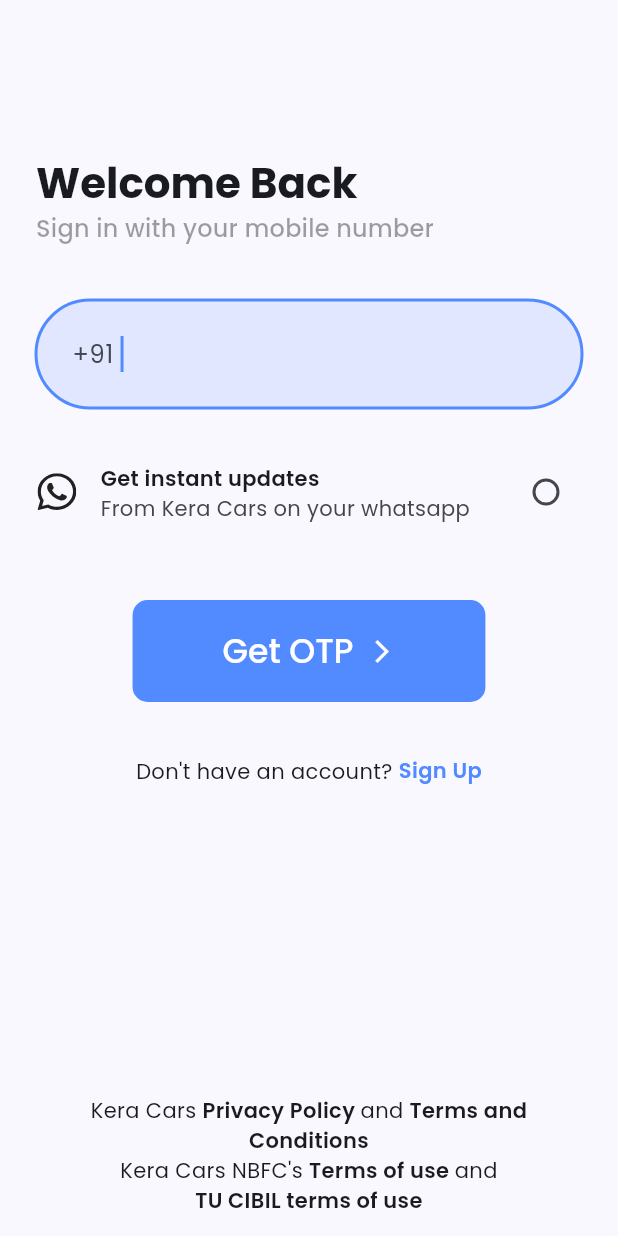
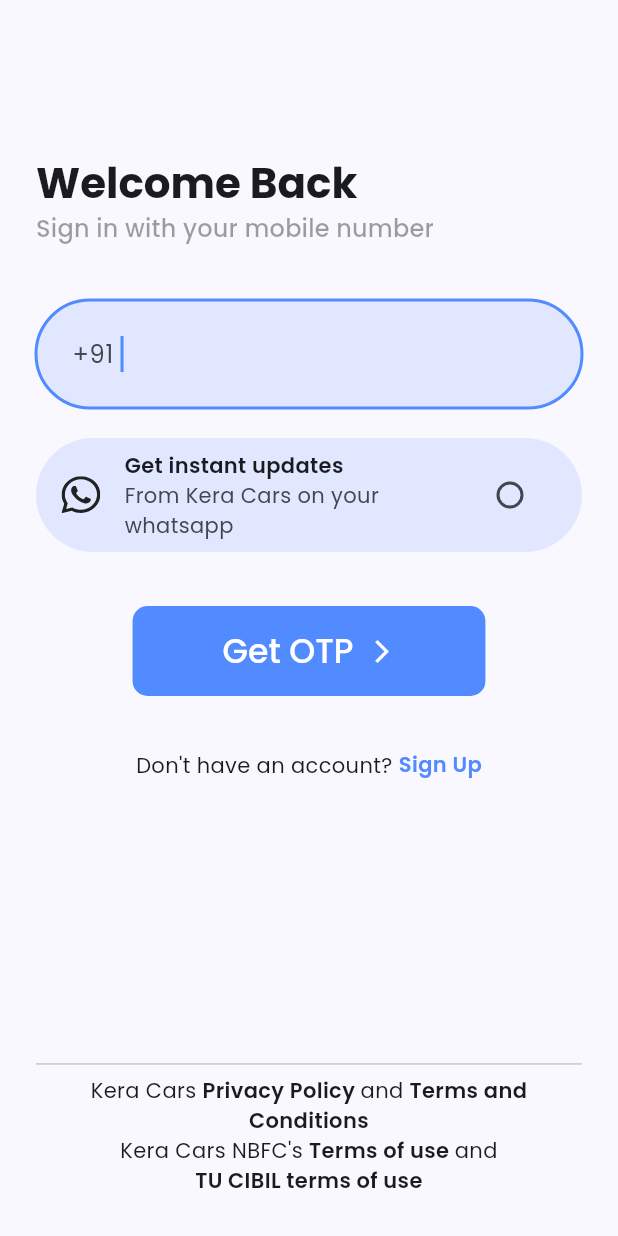
Before and after one commit to ADITHS7/KeraCars, a Flutter app: the _LoginScreen screen opened directly, on a phone screen of 412 x 824 dp. Run offline on Flutter 3.47's test engine with Material 2 defaults, Android fonts, the phone set to English and light mode, and no system bars; our stand-ins replace dio, equatable, flutter_animate, flutter_bloc, flutter_dotenv, flutter_otp_text_field and 9 more; accounts and stored records are empty; generated files the repository leaves out were written again.

Commit message:
feat: Update login & otp page
Update router_auth_notifier.dart

```diff
--- a/lib/config/routes/router_auth_notifier.dart
+++ b/lib/config/routes/router_auth_notifier.dart
@@ -15,9 +15,11 @@ class RouterAuthNotifier extends ChangeNotifier {
   String? redirect(BuildContext context, GoRouterState state) {
     if (_authBloc.state is AuthInitial) return null;
 
+    final loginPaths = ['/root/login', '/root/login/otp', '/root/login/register'];
+
     // if the user is not logged in, they need to login
     final isAuthenticated = _authBloc.state is AuthAuthenticated;
-    final loggingIn = state.fullPath == '/root/login' || state.fullPath == '/root/login/otp';
+    final loggingIn = loginPaths.contains(state.fullPath);
 
     // bundle the location the user is coming from into a query parameter
     final from = state.matchedLocation == '/root/home' ? '' : '?from=${state.fullPath}';
--- a/lib/features/auth/presentation/blocs/remote/login/login_event.dart
+++ b/lib/features/auth/presentation/blocs/remote/login/login_event.dart
@@ -8,16 +8,12 @@ sealed class LoginEvent extends Equatable {
 }
 
 class EditNumber extends LoginEvent {
-  final String credential;
-  final bool receiveInstantUpdate;
+  final RequestOTPEntity requestOTP;
 
-  const EditNumber(
-    this.credential,
-    this.receiveInstantUpdate,
-  );
+  const EditNumber(this.requestOTP);
 
   @override
-  List<Object> get props => [credential, receiveInstantUpdate];
+  List<Object> get props => [requestOTP];
 }
 
 class CheckBoxChanged extends LoginEvent {
--- a/lib/features/auth/presentation/pages/login_page.dart
+++ b/lib/features/auth/presentation/pages/login_page.dart
@@ -3,8 +3,10 @@ import 'package:flutter_bloc/flutter_bloc.dart';
 import 'package:flutter_svg/svg.dart';
 import 'package:get_it/get_it.dart';
 import 'package:go_router/go_router.dart';
+import 'package:keracars_app/core/error/network_exception.dart';
 import 'package:keracars_app/core/widgets/widgets.dart';
 import 'package:keracars_app/features/auth/presentation/blocs/blocs.dart';
+import 'package:keracars_app/features/auth/presentation/widgets/widgets.dart';
 
 class LoginPage extends StatelessWidget {
   const LoginPage({super.key});
@@ -31,6 +33,8 @@ class _LoginScreen extends StatelessWidget {
             context.namedLocation('otp'),
             extra: context.read<LoginBloc>(),
           );
+        } else if (state is LoginInitial && state.exception != null) {
+          ErrorAlertDialog.show(context, contentText: (state.exception as NetworkException).message ?? "Error");
         }
       },
       child: Scaffold(
@@ -41,8 +45,12 @@ class _LoginScreen extends StatelessWidget {
   }
 
   Widget _buildBody(BuildContext context) {
-    final TextEditingController controller =
-        TextEditingController.fromValue(TextEditingValue(text: (context.read<LoginBloc>().state as LoginInitial).requestOTP?.credential ?? ''));
+    final state = context.read<LoginBloc>().state;
+
+    final TextEditingController controller = TextEditingController.fromValue(
+      TextEditingValue(text: state is LoginInitial ? state.requestOTP?.credential ?? '' : ''),
+    );
+
     ThemeData theme = Theme.of(context);
 
     return SingleChildScrollView(
@@ -80,7 +88,10 @@ class _LoginScreen extends StatelessWidget {
                       const TextSpan(text: "Don't have an account? "),
                       WidgetSpan(
                         child: InkWell(
-                          onTap: () => context.go(context.namedLocation('signup')),
+                          onTap: () => context.go(
+                            context.namedLocation('register'),
+                            extra: context.read<LoginBloc>(),
+                          ),
                           child: Text(
                             "Sign Up",
                             style: theme.textTheme.bodyMedium?.copyWith(
@@ -95,7 +106,8 @@ class _LoginScreen extends StatelessWidget {
                   ),
                   textAlign: TextAlign.center,
                 ),
-                SizedBox(height: MediaQuery.of(context).size.height / 4),
+                SizedBox(height: MediaQuery.of(context).size.height * .22),
+                const Divider(),
                 Text.rich(
                   TextSpan(
                     children: [
@@ -156,7 +168,15 @@ class _LoginScreen extends StatelessWidget {
           return const SizedBox();
         },
       ),
-      contentPadding: const EdgeInsets.symmetric(),
+      onTap: () {
+        context.read<LoginBloc>().add(
+              CheckBoxChanged(
+                !((context.read<LoginBloc>().state as LoginInitial).requestOTP?.receiveUpdate ?? false),
+              ),
+            );
+      },
+      shape: RoundedRectangleBorder(borderRadius: BorderRadius.circular(100)),
+      tileColor: theme.colorScheme.primary.withAlpha(40),
     );
   }
 }
@@ -177,12 +197,12 @@ class _GetOTPButton extends StatelessWidget {
         return FilledButton(
           onPressed: state is! OTPRequestLoading
               ? () => context.read<LoginBloc>().add(RequestOTP(
-                    '+91${controller.text}',
+                    controller.text.isEmpty ? '' : '+91${controller.text}',
                     (state as LoginInitial).requestOTP?.receiveUpdate ?? false,
                   ))
               : null,
           child: Padding(
-            padding: const EdgeInsets.symmetric(vertical: 20, horizontal: 36),
+            padding: const EdgeInsets.symmetric(vertical: 16, horizontal: 36),
             child: Row(
               mainAxisSize: MainAxisSize.min,
               children: [
--- a/lib/features/auth/presentation/widgets/widgets.dart
+++ b/lib/features/auth/presentation/widgets/widgets.dart
@@ -1,2 +1,3 @@
+export 'error_alert_dialog.dart';
 export 'otp_field.dart';
 export 'otp_timer.dart';
```
Also changed, not shown: lib/features/auth/presentation/blocs/remote/login/login_bloc.dart (+1 -6 lines), lib/features/auth/presentation/pages/verify_otp_page.dart (+19 -15 lines), lib/features/auth/presentation/widgets/error_alert_dialog.dart (added, +36 -0 lines).
